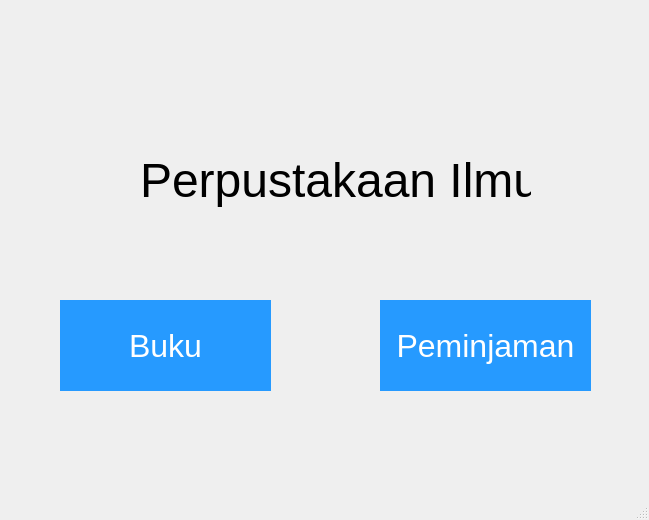
Old version of the form library.ui in the repository kyraa16/LibraryManagement.
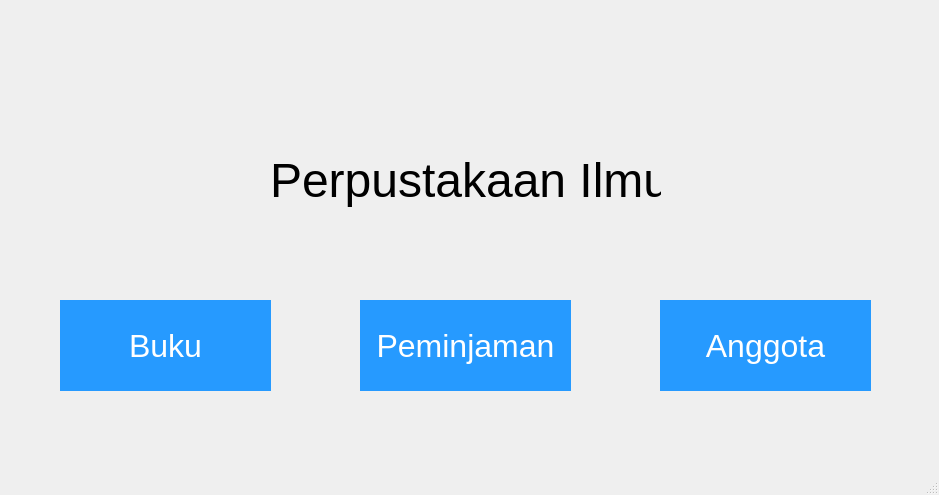
New version of the form. Icons and pictures are not drawn.

The edit to the form file:
```diff
--- a/library.ui
+++ b/library.ui
@@ -6,8 +6,8 @@
    <rect>
     <x>0</x>
     <y>0</y>
-    <width>649</width>
-    <height>520</height>
+    <width>939</width>
+    <height>495</height>
    </rect>
   </property>
   <property name="windowTitle">
@@ -39,31 +39,6 @@
      <string>Buku</string>
     </property>
    </widget>
-   <widget class="QPushButton" name="peminjamanButton">
-    <property name="geometry">
-     <rect>
-      <x>380</x>
-      <y>300</y>
-      <width>211</width>
-      <height>91</height>
-     </rect>
-    </property>
-    <property name="font">
-     <font>
-      <pointsize>24</pointsize>
-     </font>
-    </property>
-    <property name="styleSheet">
-     <string notr="true">#peminjamanButton {
-	border: none;
-	background-color: rgb(38, 154, 255);
-	color: rgb(255, 255, 255);
-}</string>
-    </property>
-    <property name="text">
-     <string>Peminjaman</string>
-    </property>
-   </widget>
    <widget class="QLabel" name="label">
     <property name="geometry">
      <rect>
@@ -80,7 +55,7 @@
    <widget class="QLabel" name="label_2">
     <property name="geometry">
      <rect>
-      <x>140</x>
+      <x>270</x>
       <y>130</y>
       <width>391</width>
       <height>101</height>
@@ -98,8 +73,8 @@
    <widget class="QLabel" name="label_4">
     <property name="geometry">
      <rect>
-      <x>280</x>
-      <y>70</y>
+      <x>410</x>
+      <y>60</y>
       <width>91</width>
       <height>81</height>
      </rect>
@@ -114,6 +89,54 @@
      <bool>true</bool>
     </property>
    </widget>
+   <widget class="QPushButton" name="peminjamanButton">
+    <property name="geometry">
+     <rect>
+      <x>360</x>
+      <y>300</y>
+      <width>211</width>
+      <height>91</height>
+     </rect>
+    </property>
+    <property name="font">
+     <font>
+      <pointsize>24</pointsize>
+     </font>
+    </property>
+    <property name="styleSheet">
+     <string notr="true">#peminjamanButton {
+	background-color: rgb(38, 154, 255);
+border: none;
+	color: rgb(255, 255, 255);
+}</string>
+    </property>
+    <property name="text">
+     <string>Peminjaman</string>
+    </property>
+   </widget>
+   <widget class="QPushButton" name="pushButton">
+    <property name="geometry">
+     <rect>
+      <x>660</x>
+      <y>300</y>
+      <width>211</width>
+      <height>91</height>
+     </rect>
+    </property>
+    <property name="font">
+     <font>
+      <pointsize>24</pointsize>
+     </font>
+    </property>
+    <property name="styleSheet">
+     <string notr="true">background-color: rgb(38, 154, 255);
+border: none;
+color: rgb(255, 255, 255);</string>
+    </property>
+    <property name="text">
+     <string>Anggota</string>
+    </property>
+   </widget>
   </widget>
   <widget class="QMenuBar" name="menubar">
    <property name="geometry">
```
Left out of the diff: 13 changed lines with no effect on the pictures.
